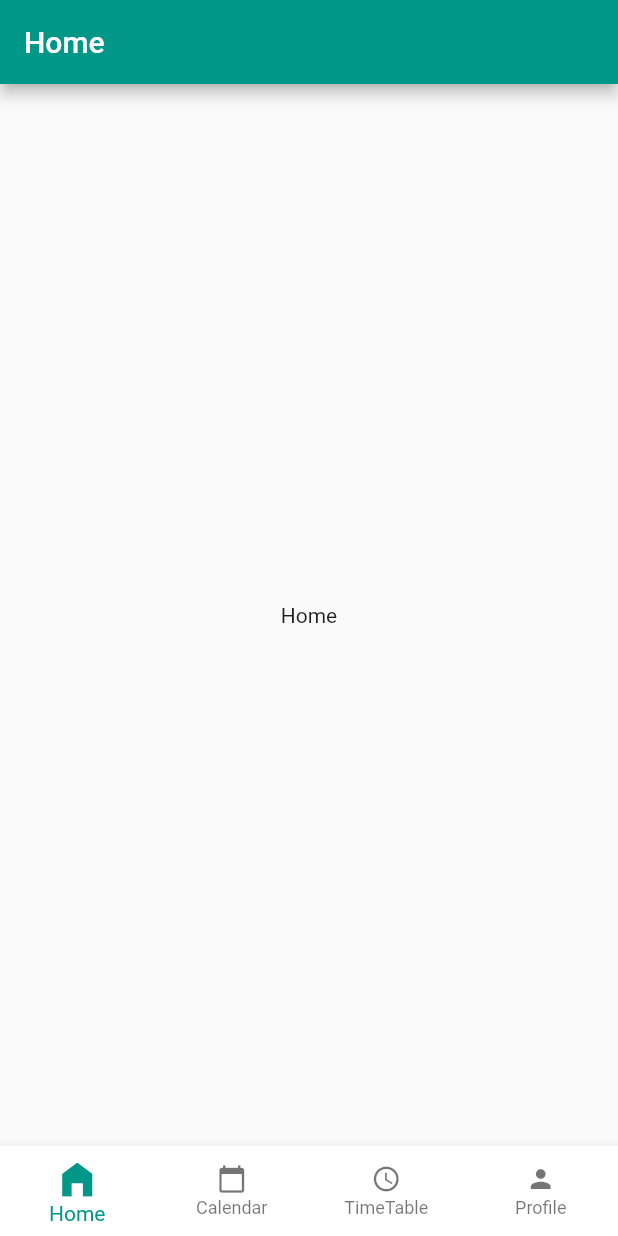
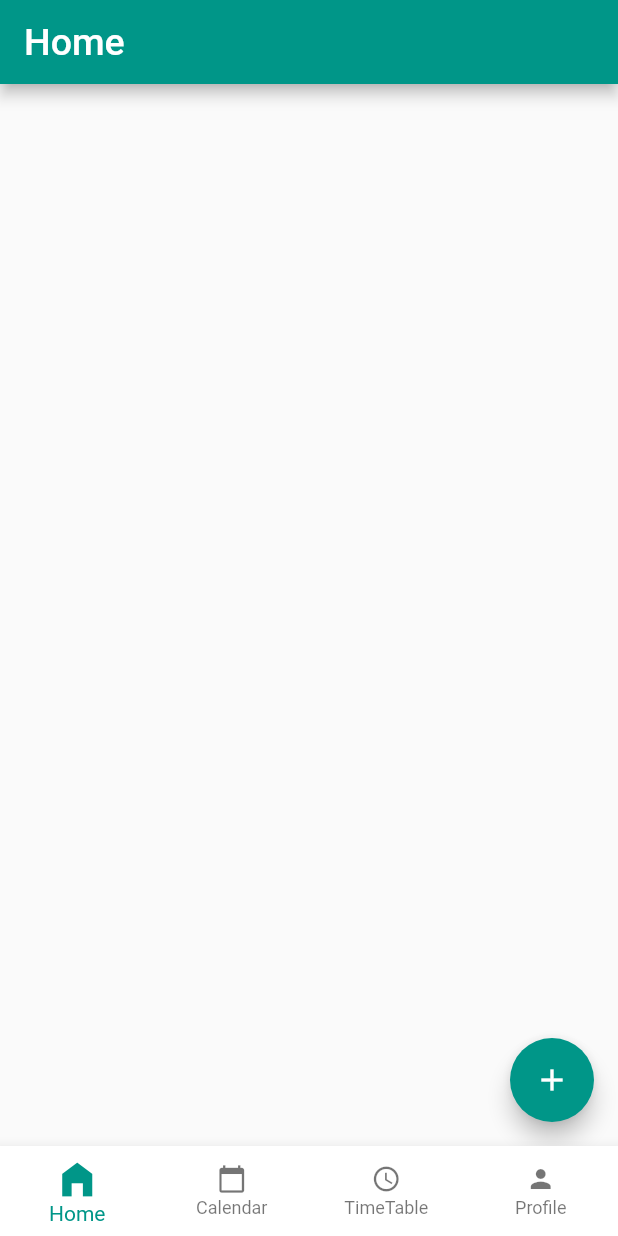
Before and after one commit to aishvary000/eventra, a Flutter app: the screen it shows after launch, on a phone screen of 412 x 824 dp. Run offline on Flutter 3.47's test engine with Material 2 defaults, Android fonts, the phone set to English and light mode, and no system bars.

Commit message:
added meeting card

```diff
--- a/lib/Screens/home.dart
+++ b/lib/Screens/home.dart
@@ -1,9 +1,64 @@
 import 'package:flutter/material.dart';
 
-class Home extends StatelessWidget {
+class Home extends StatefulWidget {
+  @override
+  _HomeState createState() => _HomeState();
+}
+
+class _HomeState extends State<Home> {
+  List<MeetingCard> meetings = [];
+  String topic = 'Meeting at 5';
+  String description = 'be on time';
+
+  void addMeeting() {
+    meetings.add(
+      MeetingCard(
+        topic: topic,
+        description: description,
+      ),
+    );
+  }
 
   @override
   Widget build(BuildContext context) {
-    return Center(child: Text('Home'));
+    return Scaffold(
+      body: ListView.builder(
+          itemCount: meetings.length,
+          itemBuilder: (BuildContext context, int index) {
+            return MeetingCard(topic: topic, description: description);
+          }),
+      floatingActionButton: FloatingActionButton(
+        onPressed: () {
+          setState(() {
+            addMeeting();
+          });
+        },
+        child: Icon(Icons.add),
+      ),
+    );
   }
 }
+
+class MeetingCard extends StatelessWidget {
+  MeetingCard({required this.topic, required this.description});
+  final String topic;
+  final String description;
+  @override
+  Widget build(BuildContext context) {
+    return Padding(
+      padding: const EdgeInsets.fromLTRB(8.0, 8.0, 8.0, 1.0),
+      child: Card(
+        child: ListTile(
+          title: Text(
+            topic,
+            style: TextStyle(fontSize: 20.0),
+          ),
+          subtitle: Visibility(
+            visible: true, //description != null ? true : false
+            child: Text(description),
+          ),
+        ),
+      ),
+    );
+  }
+}
--- a/lib/Screens/nav.dart
+++ b/lib/Screens/structure.dart
@@ -10,6 +10,7 @@ class Nav extends StatefulWidget {
 }
 
 class _NavState extends State<Nav> {
+  Home home = Home();
   int _currentIndex = 0;
   List<String> appbarText = ['Home', 'Calender', 'TimeTable', 'Profile'];
   List<Widget> displayWidget = [Home(), Calendar(), Timetable(), Profile()];
@@ -17,7 +18,10 @@ class _NavState extends State<Nav> {
   Widget build(BuildContext context) {
     return Scaffold(
       appBar: AppBar(
-        title: Text(appbarText[_currentIndex]),
+        title: Text(
+          appbarText[_currentIndex],
+          style: TextStyle(fontSize: 25.0),
+        ),
       ),
       body: displayWidget[_currentIndex],
       bottomNavigationBar: BottomNavigationBar(
--- a/lib/main.dart
+++ b/lib/main.dart
@@ -1,4 +1,4 @@
-import 'package:eventra/Screens/nav.dart';
+import 'package:eventra/Screens/structure.dart';
 import 'package:flutter/material.dart';
 
 void main() {
@@ -10,9 +10,10 @@ class MyApp extends StatelessWidget {
   @override
   Widget build(BuildContext context) {
     return MaterialApp(
-      theme: ThemeData(
-        primaryColor: Colors.teal,
-      ),
+      theme: ThemeData.light().copyWith(
+          primaryColor: Colors.teal,
+          floatingActionButtonTheme:
+              FloatingActionButtonThemeData(backgroundColor: Colors.teal)),
       home: Nav(),
     );
   }
```
